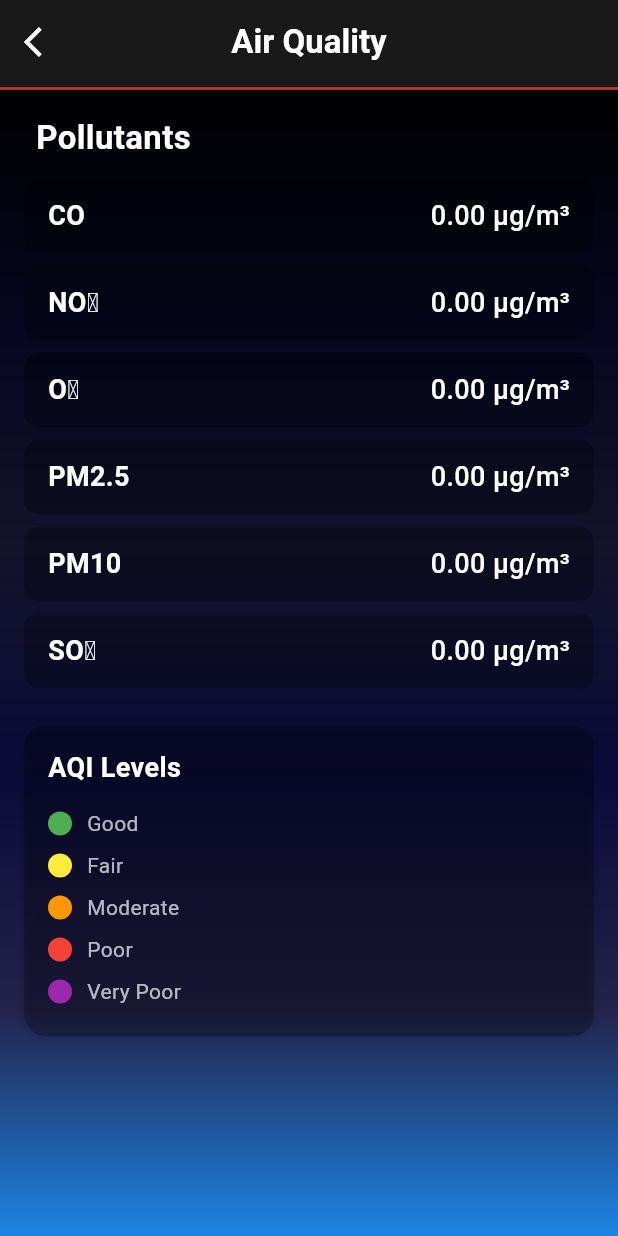
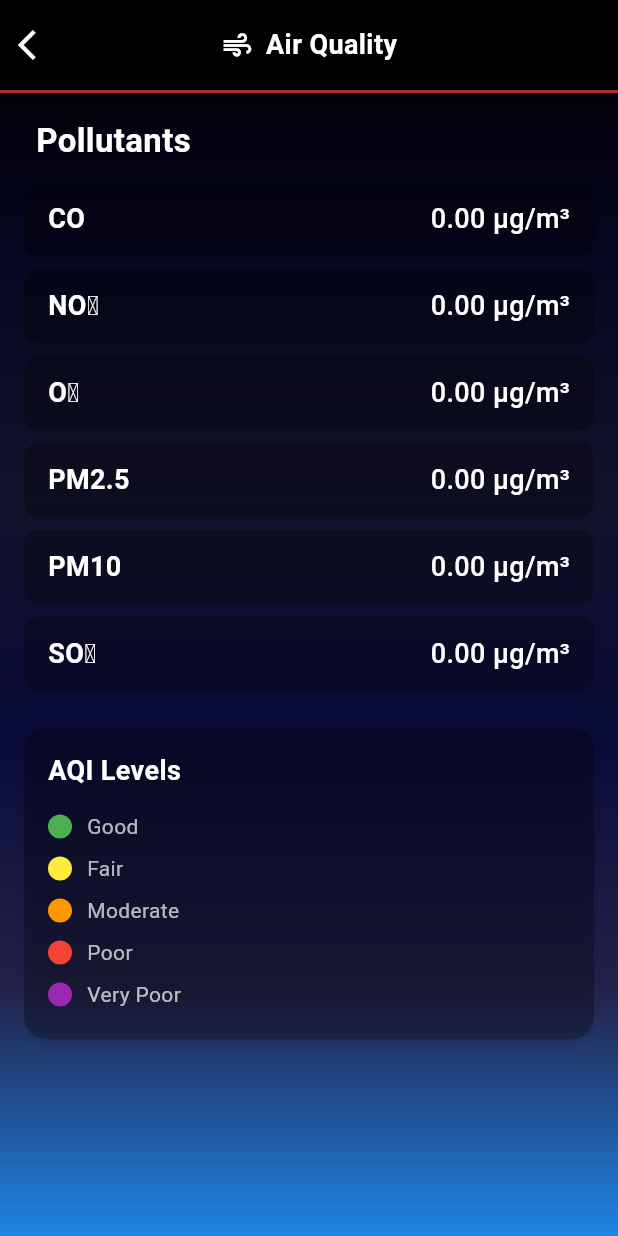
Before and after one commit to hieudwc/TTCS-WeatherAppFlutter, a Flutter app: the _AirQualityDetailsScreen screen opened directly with empty values, on a phone screen of 412 x 824 dp. Run offline on Flutter 3.47's test engine with Material 3 defaults, Android fonts, the phone set to English and light mode, and no system bars; our stand-ins replace dio, flutter_riverpod, geolocator, jiffy, shared_preferences; accounts and stored records are empty; network calls fail.

Commit message:
hoan thanh demo

```diff
--- a/lib/screens/weather_screen/air_quality_details_screen.dart
+++ b/lib/screens/weather_screen/air_quality_details_screen.dart
@@ -242,39 +242,12 @@ class _AirQualityDetailsScreen extends ConsumerWidget {
     }
 
     return Scaffold(
-      extendBodyBehindAppBar: false,
-      backgroundColor: Colors.transparent,
-      appBar: PreferredSize(
-        preferredSize: const Size.fromHeight(60),
-        child: AppBar(
-          elevation: 0,
-          backgroundColor: currentGradient.first.withOpacity(0.9),
-          leading: IconButton(
-            icon: Icon(
-              Icons.arrow_back_ios,
-              color: isNightMode ? Colors.white : AppColors.accentBlue,
-            ),
-            onPressed: () => Navigator.of(context).pop(),
-          ),
-          title: Text(
-            Localization(language: currentLanguage)
-                .translate('Air Quality', currentLanguage),
-            style: TextStyle(
-              color: isNightMode ? Colors.white : AppColors.accentBlue,
-              fontWeight: FontWeight.bold,
-            ),
-          ),
-          centerTitle: true,
-          bottom: PreferredSize(
-            preferredSize: const Size.fromHeight(2),
+      // Thay đổi: Đặt safeArea cho toàn bộ Scaffold
+      resizeToAvoidBottomInset:
+          true, // Đảm bảo UI thay đổi khi bàn phím hiện lên
+      extendBodyBehindAppBar: true, // Kéo body lên phía sau AppBar
+      body: SafeArea(
         child: Container(
-              height: 2,
-              color: Colors.red.withOpacity(0.7),
-            ),
-          ),
-        ),
-      ),
-      body: Container(
           decoration: BoxDecoration(
             gradient: LinearGradient(
               begin: Alignment.topCenter,
@@ -282,6 +255,64 @@ class _AirQualityDetailsScreen extends ConsumerWidget {
               colors: currentGradient,
             ),
           ),
+          child: Column(
+            children: [
+              // Custom AppBar trong SafeArea
+              Container(
+                height: 60,
+                color: currentGradient.first.withOpacity(0.9),
+                child: Row(
+                  children: [
+                    IconButton(
+                      icon: Icon(
+                        Icons.arrow_back_ios,
+                        color:
+                            isNightMode ? Colors.white : AppColors.accentBlue,
+                      ),
+                      onPressed: () => Navigator.of(context).pop(),
+                    ),
+                    Expanded(
+                      child: Center(
+                        child: Row(
+                          mainAxisSize: MainAxisSize.min,
+                          children: [
+                            Icon(
+                              Icons.air_outlined,
+                              color: isNightMode
+                                  ? Colors.white
+                                  : AppColors.accentBlue,
+                              size: 22,
+                            ),
+                            const SizedBox(width: 8),
+                            Text(
+                              Localization(language: currentLanguage)
+                                  .translate('Air Quality', currentLanguage),
+                              style: TextStyle(
+                                color: isNightMode
+                                    ? Colors.white
+                                    : AppColors.accentBlue,
+                                fontWeight: FontWeight.bold,
+                                fontSize: 18,
+                              ),
+                            ),
+                          ],
+                        ),
+                      ),
+                    ),
+                    // Placeholder để cân bằng với nút back
+                    const SizedBox(width: 48),
+                  ],
+                ),
+              ),
+
+              // Divider line
+              Container(
+                height: 2,
+                color: Colors.red.withOpacity(0.7),
+              ),
+
+              // Main content
+              Expanded(
                 child: ListView(
                   padding: const EdgeInsets.all(16),
                   children: [
@@ -294,7 +325,8 @@ class _AirQualityDetailsScreen extends ConsumerWidget {
                         style: TextStyle(
                           fontSize: 22,
                           fontWeight: FontWeight.bold,
-                  color: isNightMode ? Colors.white : AppColors.accentBlue,
+                          color:
+                              isNightMode ? Colors.white : AppColors.accentBlue,
                         ),
                       ),
                     ),
@@ -329,7 +361,14 @@ class _AirQualityDetailsScreen extends ConsumerWidget {
 
                     // Thông tin về chỉ số AQI
                     _buildAqiInfoCard(isNightMode, currentLanguage),
+
+                    // Padding dưới cùng
+                    const SizedBox(height: 16),
                   ],
+                ),
+              ),
+            ],
+          ),
         ),
       ),
     );
--- a/pubspec.yaml
+++ b/pubspec.yaml
@@ -14,6 +14,9 @@ dependencies:
   geolocator: ^12.0.0
   jiffy: ^6.3.1
   shared_preferences: ^2.5.3
+  fl_chart: ^0.71.0
+  flutter_localizations:
+    sdk: flutter
 
 dev_dependencies:
   flutter_test:
```
Also changed, not shown: lib/screens/weather_screen/notification_details_screen.dart (+86 -54 lines), pubspec.lock. Lines whose indentation alone changed are shown as unchanged.
